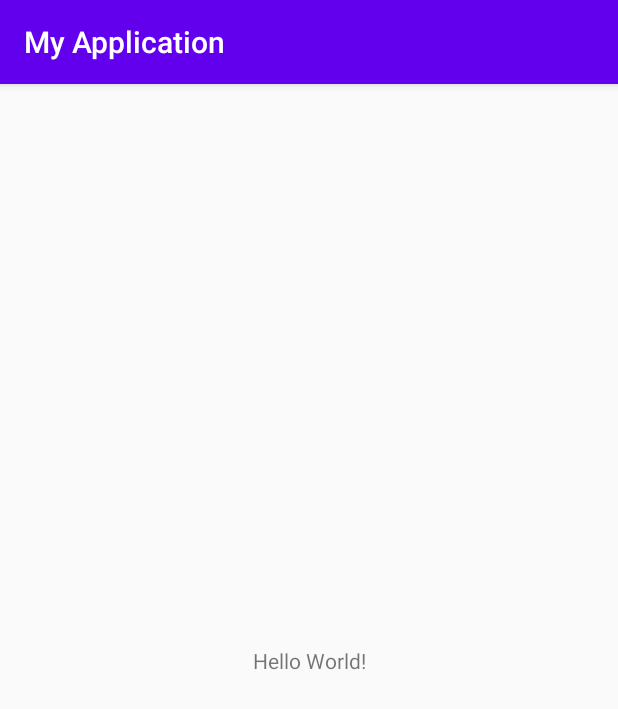
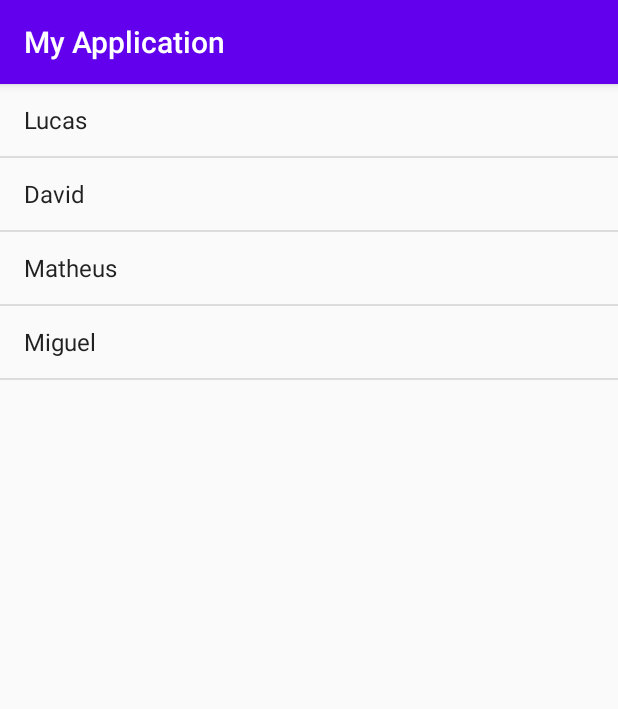
Before and after one commit to LuccasTraumer/MyApplication_Alura_Android, an Android app: the screen it shows after launch (MainActivity), on a phone screen of 412 x 824 dp. Shown: the top 709 px of the screen. Run offline under Robolectric (Android 15) with nearby library versions, the phone set to English and light mode, and no system bars.

Commit message:
create a simple list on Android

```diff
--- a/app/app/src/main/java/com/example/myapplication/MainActivity.java
+++ b/app/app/src/main/java/com/example/myapplication/MainActivity.java
@@ -3,12 +3,21 @@ package com.example.myapplication;
 import androidx.appcompat.app.AppCompatActivity;
 
 import android.os.Bundle;
+import android.widget.ArrayAdapter;
+import android.widget.ListAdapter;
+import android.widget.ListView;
 
 public class MainActivity extends AppCompatActivity {
+
 
     @Override
     protected void onCreate(Bundle savedInstanceState) {
         super.onCreate(savedInstanceState);
         setContentView(R.layout.activity_main);
+
+        String[] alunos = {"Lucas","David","Matheus","Miguel"};
+        ListView listaAlunos = (ListView) findViewById(R.id.lvAlunos);
+        ArrayAdapter<String> adpter = new ArrayAdapter<>(this,android.R.layout.simple_list_item_1,alunos);
+        listaAlunos.setAdapter(adpter);
     }
 }
--- a/app/app/src/main/res/layout/activity_main.xml
+++ b/app/app/src/main/res/layout/activity_main.xml
@@ -1,18 +1,16 @@
 <?xml version="1.0" encoding="utf-8"?>
-<androidx.constraintlayout.widget.ConstraintLayout xmlns:android="http://schemas.android.com/apk/res/android"
+<LinearLayout
+    xmlns:android="http://schemas.android.com/apk/res/android"
     xmlns:app="http://schemas.android.com/apk/res-auto"
     xmlns:tools="http://schemas.android.com/tools"
     android:layout_width="match_parent"
     android:layout_height="match_parent"
     tools:context=".MainActivity">
 
-    <TextView
-        android:layout_width="wrap_content"
-        android:layout_height="wrap_content"
-        android:text="Hello World!"
-        app:layout_constraintBottom_toBottomOf="parent"
-        app:layout_constraintLeft_toLeftOf="parent"
-        app:layout_constraintRight_toRightOf="parent"
-        app:layout_constraintTop_toTopOf="parent" />
+    <ListView
+        android:layout_width="match_parent"
+        android:layout_height="match_parent"
+        android:id="@+id/lvAlunos"
+        />
 
-</androidx.constraintlayout.widget.ConstraintLayout>
+</LinearLayout>
```
